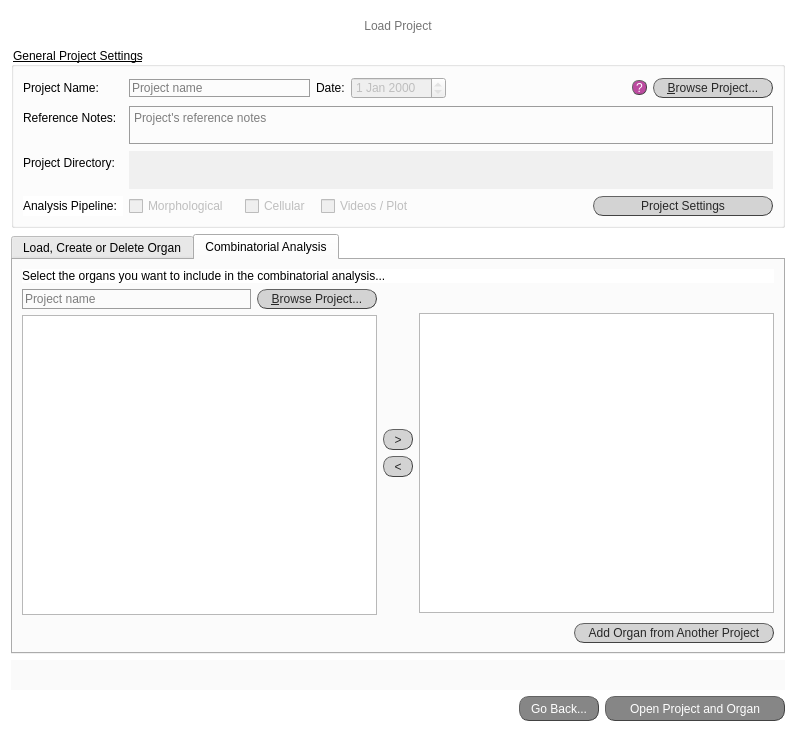
Old version of the form src/gui/ui/load_project_screen.ui in the repository jsanchez679/morphoHeart_rev.
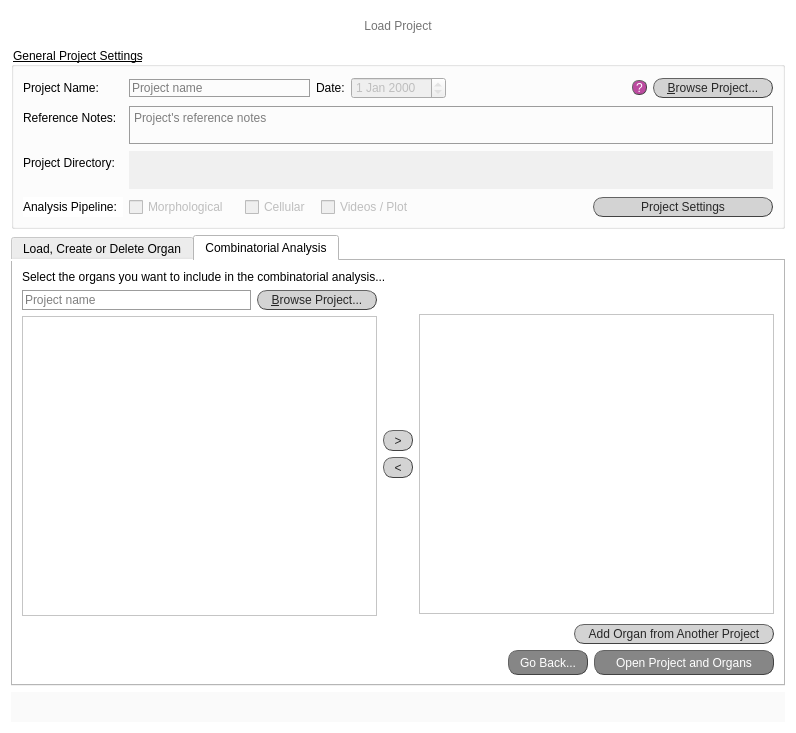
New version of the form. The open tabs and pages were chosen to show the change.

Commit message: Updated new intersection section in new proj and main window - coding

The edit to the form file:
```diff
--- a/src/gui/ui/load_project_screen.ui
+++ b/src/gui/ui/load_project_screen.ui
@@ -7,7 +7,7 @@
     <x>0</x>
     <y>0</y>
     <width>796</width>
-    <height>732</height>
+    <height>733</height>
    </rect>
   </property>
   <property name="windowTitle">
@@ -542,8 +542,21 @@
 font: 10pt &quot;Calibri Light&quot;;}
 
 QPushButton:hover{
-background-color: #eb6fbd;
-border-color: #672146
+background-color: rgba(167, 0, 125, 200);
+border-color: #672146;
+color: rgb(234, 234, 234);
+}
+
+QPushButton:disabled{
+background-color: rgb(232, 232, 232);
+border-color: rgb(158, 158, 158);
+color: rgb(125, 125, 125);
+}
+
+QPushButton:checked{
+background-color: rgb(107, 0, 80);
+border-color: rgb(76, 0, 57);
+color: rgb(234, 234, 234);
 }</string>
           </property>
           <property name="text">
@@ -561,6 +574,10 @@
    </item>
    <item>
     <widget class="QTabWidget" name="tab_select_organs">
+     <property name="styleSheet">
+      <string notr="true">font: 25 italic 9pt &quot;Calibri Light&quot;;
+background-color: rgb(255, 255, 255);</string>
+     </property>
      <property name="currentIndex">
       <number>0</number>
      </property>
@@ -857,6 +874,125 @@
          </item>
         </layout>
        </item>
+       <item>
+        <layout class="QHBoxLayout" name="horizontalLayout_5">
+         <item>
+          <spacer name="horizontalSpacer_4">
+           <property name="orientation">
+            <enum>Qt::Horizontal</enum>
+           </property>
+           <property name="sizeHint" stdset="0">
+            <size>
+             <width>40</width>
+             <height>20</height>
+            </size>
+           </property>
+          </spacer>
+         </item>
+         <item>
+          <widget class="QPushButton" name="button_go_back">
+           <property name="minimumSize">
+            <size>
+             <width>80</width>
+             <height>25</height>
+            </size>
+           </property>
+           <property name="maximumSize">
+            <size>
+             <width>80</width>
+             <height>25</height>
+            </size>
+           </property>
+           <property name="styleSheet">
+            <string notr="true">QPushButton{border-radius:10px;
+border-width: 1px;
+border-style: outset;
+border-color: rgb(66, 66, 66);
+background-color: rgb(134, 134, 134); 
+color: rgb(255, 255, 255);
+font: 11pt &quot;Calibri&quot;;}
+
+QPushButton:hover{
+background-color: rgba(167, 0, 125, 200);
+border-color: #672146;
+color: rgb(234, 234, 234);
+border-width: 2px
+}
+
+QPushButton:disabled{
+background-color: rgb(232, 232, 232);
+border-color: rgb(158, 158, 158);
+color: rgb(125, 125, 125);
+}
+
+QPushButton:checked{
+background-color: rgb(59, 59, 59);
+border-color: rgb(0, 0, 0);
+color: rgb(230, 230, 230);
+}
+</string>
+           </property>
+           <property name="text">
+            <string>Go Back...</string>
+           </property>
+           <property name="checkable">
+            <bool>true</bool>
+           </property>
+          </widget>
+         </item>
+         <item>
+          <widget class="QPushButton" name="go_to_main_window">
+           <property name="minimumSize">
+            <size>
+             <width>180</width>
+             <height>25</height>
+            </size>
+           </property>
+           <property name="maximumSize">
+            <size>
+             <width>200</width>
+             <height>25</height>
+            </size>
+           </property>
+           <property name="styleSheet">
+            <string notr="true">QPushButton{border-radius:10px;
+border-width: 1px;
+border-style: outset;
+border-color: rgb(66, 66, 66);
+background-color: rgb(134, 134, 134); 
+color: rgb(255, 255, 255);
+font: 11pt &quot;Calibri&quot;;}
+
+QPushButton:hover{
+background-color: rgba(167, 0, 125, 200);
+border-color: #672146;
+color: rgb(234, 234, 234);
+border-width: 2px
+}
+
+QPushButton:disabled{
+background-color: rgb(232, 232, 232);
+border-color: rgb(158, 158, 158);
+color: rgb(125, 125, 125);
+}
+
+QPushButton:checked{
+background-color: rgb(59, 59, 59);
+border-color: rgb(0, 0, 0);
+color: rgb(230, 230, 230);
+}
+</string>
+           </property>
+           <property name="text">
+            <string>Open Project and Organ</string>
+           </property>
+           <property name="checkable">
+            <bool>true</bool>
+           </property>
+          </widget>
+         </item>
+        </layout>
+       </item>
       </layout>
      </widget>
      <widget class="QWidget" name="tab_combinatorial_analysis_2">
@@ -954,9 +1090,17 @@
 font: 10pt &quot;Calibri Light&quot;;}
 
 QPushButton:hover{
-background-color: #eb6fbd;
-border-color: #672146
-}</string>
+background-color: rgba(167, 0, 125, 200);
+border-color: #672146;
+color: rgb(234, 234, 234);
+}
+
+QPushButton:disabled{
+background-color: rgb(232, 232, 232);
+border-color: rgb(158, 158, 158);
+color: rgb(125, 125, 125);
+}
+</string>
                </property>
                <property name="text">
                 <string>&amp;Browse Project...</string>
@@ -1096,12 +1240,20 @@
 border-color: rgb(66, 66, 66);
 background-color: rgb(211, 211, 211);
 color: rgb(39, 39, 39);
-font: 11pt bold &quot;Calibri Light&quot;;}
+font: 10pt &quot;Calibri Light&quot;;}
 
 QPushButton:hover{
-background-color: #eb6fbd;
-border-color: #672146
-}</string>
+background-color: rgba(167, 0, 125, 200);
+border-color: #672146;
+color: rgb(234, 234, 234);
+}
+
+QPushButton:disabled{
+background-color: rgb(232, 232, 232);
+border-color: rgb(158, 158, 158);
+color: rgb(125, 125, 125);
+}
+</string>
              </property>
              <property name="text">
               <string>&gt;</string>
@@ -1129,12 +1281,20 @@
 border-color: rgb(66, 66, 66);
 background-color: rgb(211, 211, 211);
 color: rgb(39, 39, 39);
-font: 11pt bold &quot;Calibri Light&quot;;}
+font: 10pt &quot;Calibri Light&quot;;}
 
 QPushButton:hover{
-background-color: #eb6fbd;
-border-color: #672146
-}</string>
+background-color: rgba(167, 0, 125, 200);
+border-color: #672146;
+color: rgb(234, 234, 234);
+}
+
+QPushButton:disabled{
+background-color: rgb(232, 232, 232);
+border-color: rgb(158, 158, 158);
+color: rgb(125, 125, 125);
+}
+</string>
              </property>
              <property name="text">
               <string>&lt;</string>
@@ -1307,9 +1467,17 @@
 font: 10pt &quot;Calibri Light&quot;;}
 
 QPushButton:hover{
-background-color: #eb6fbd;
-border-color: #672146
-}</string>
+background-color: rgba(167, 0, 125, 200);
+border-color: #672146;
+color: rgb(234, 234, 234);
+}
+
+QPushButton:disabled{
+background-color: rgb(232, 232, 232);
+border-color: rgb(158, 158, 158);
+color: rgb(125, 125, 125);
+}
+</string>
            </property>
            <property name="text">
             <string>Add Organ from Another Project</string>
@@ -1327,6 +1495,125 @@
          </item>
         </layout>
        </item>
+       <item>
+        <layout class="QHBoxLayout" name="horizontalLayout_10">
+         <item>
+          <spacer name="horizontalSpacer_7">
+           <property name="orientation">
+            <enum>Qt::Horizontal</enum>
+           </property>
+           <property name="sizeHint" stdset="0">
+            <size>
+             <width>40</width>
+             <height>20</height>
+            </size>
+           </property>
+          </spacer>
+         </item>
+         <item>
+          <widget class="QPushButton" name="button_go_back2">
+           <property name="minimumSize">
+            <size>
+             <width>80</width>
+             <height>25</height>
+            </size>
+           </property>
+           <property name="maximumSize">
+            <size>
+             <width>80</width>
+             <height>25</height>
+            </size>
+           </property>
+           <property name="styleSheet">
+            <string notr="true">QPushButton{border-radius:10px;
+border-width: 1px;
+border-style: outset;
+border-color: rgb(66, 66, 66);
+background-color: rgb(134, 134, 134); 
+color: rgb(255, 255, 255);
+font: 11pt &quot;Calibri&quot;;}
+
+QPushButton:hover{
+background-color: rgba(167, 0, 125, 200);
+border-color: #672146;
+color: rgb(234, 234, 234);
+border-width: 2px
+}
+
+QPushButton:disabled{
+background-color: rgb(232, 232, 232);
+border-color: rgb(158, 158, 158);
+color: rgb(125, 125, 125);
+}
+
+QPushButton:checked{
+background-color: rgb(59, 59, 59);
+border-color: rgb(0, 0, 0);
+color: rgb(230, 230, 230);
+}
+</string>
+           </property>
+           <property name="text">
+            <string>Go Back...</string>
+           </property>
+           <property name="checkable">
+            <bool>true</bool>
+           </property>
+          </widget>
+         </item>
+         <item>
+          <widget class="QPushButton" name="go_to_analysis_window">
+           <property name="minimumSize">
+            <size>
+             <width>180</width>
+             <height>25</height>
+            </size>
+           </property>
+           <property name="maximumSize">
+            <size>
+             <width>200</width>
+             <height>25</height>
+            </size>
+           </property>
+           <property name="styleSheet">
+            <string notr="true">QPushButton{border-radius:10px;
+border-width: 1px;
+border-style: outset;
+border-color: rgb(66, 66, 66);
+background-color: rgb(134, 134, 134); 
+color: rgb(255, 255, 255);
+font: 11pt &quot;Calibri&quot;;}
+
+QPushButton:hover{
+background-color: rgba(167, 0, 125, 200);
+border-color: #672146;
+color: rgb(234, 234, 234);
+border-width: 2px
+}
+
+QPushButton:disabled{
+background-color: rgb(232, 232, 232);
+border-color: rgb(158, 158, 158);
+color: rgb(125, 125, 125);
+}
+
+QPushButton:checked{
+background-color: rgb(59, 59, 59);
+border-color: rgb(0, 0, 0);
+color: rgb(230, 230, 230);
+}
+</string>
+           </property>
+           <property name="text">
+            <string>Open Project and Organs</string>
+           </property>
+           <property name="checkable">
+            <bool>true</bool>
+           </property>
+          </widget>
+         </item>
+        </layout>
+       </item>
       </layout>
      </widget>
     </widget>
@@ -1362,97 +1649,6 @@
      </property>
     </widget>
    </item>
-   <item>
-    <layout class="QHBoxLayout" name="horizontalLayout_5">
-     <item>
-      <spacer name="horizontalSpacer_4">
-       <property name="orientation">
-        <enum>Qt::Horizontal</enum>
-       </property>
-       <property name="sizeHint" stdset="0">
-        <size>
-         <width>40</width>
-         <height>20</height>
-        </size>
-       </property>
-      </spacer>
-     </item>
-     <item>
-      <widget class="QPushButton" name="button_go_back">
-       <property name="minimumSize">
-        <size>
-         <width>80</width>
-         <height>25</height>
-        </size>
-       </property>
-       <property name="maximumSize">
-        <size>
-         <width>80</width>
-         <height>25</height>
-        </size>
-       </property>
-       <property name="styleSheet">
-        <string notr="true">QPushButton{border-radius:10px;
-border-width: 1px;
-border-style: outset;
-border-color: rgb(66, 66, 66);
-background-color: rgb(134, 134, 134); 
-color: rgb(255, 255, 255);
-font: 11pt &quot;Calibri&quot;;}
-
-QPushButton:hover{
-	background-color: rgba(162, 0, 122,180);
-	border-color: rgba(162, 0, 122,180);
-	border-width: 2px}
-</string>
-       </property>
-       <property name="text">
-        <string>Go Back...</string>
-       </property>
-       <property name="checkable">
-        <bool>true</bool>
-       </property>
-      </widget>
-     </item>
-     <item>
-      <widget class="QPushButton" name="go_to_main_window">
-       <property name="minimumSize">
-        <size>
-         <width>180</width>
-         <height>25</height>
-        </size>
-       </property>
-       <property name="maximumSize">
-        <size>
-         <width>200</width>
-         <height>25</height>
-        </size>
-       </property>
-       <property name="styleSheet">
-        <string notr="true">QPushButton{border-radius:10px;
-border-width: 1px;
-border-style: outset;
-border-color: rgb(66, 66, 66);
-background-color: rgb(134, 134, 134); 
-color: rgb(255, 255, 255);
-font: 11pt &quot;Calibri&quot;;}
-
-QPushButton:hover{
-	background-color: rgba(162, 0, 122,180);
-	border-color: rgba(162, 0, 122,180);
-	border-width: 2px}
-</string>
-       </property>
-       <property name="text">
-        <string>Open Project and Organ</string>
-       </property>
-       <property name="checkable">
-        <bool>true</bool>
-       </property>
-      </widget>
-     </item>
-    </layout>
-   </item>
   </layout>
  </widget>
  <resources>
```
Left out of the diff: 68 changed lines with no effect on the pictures. The commit also changes 13 other files.
